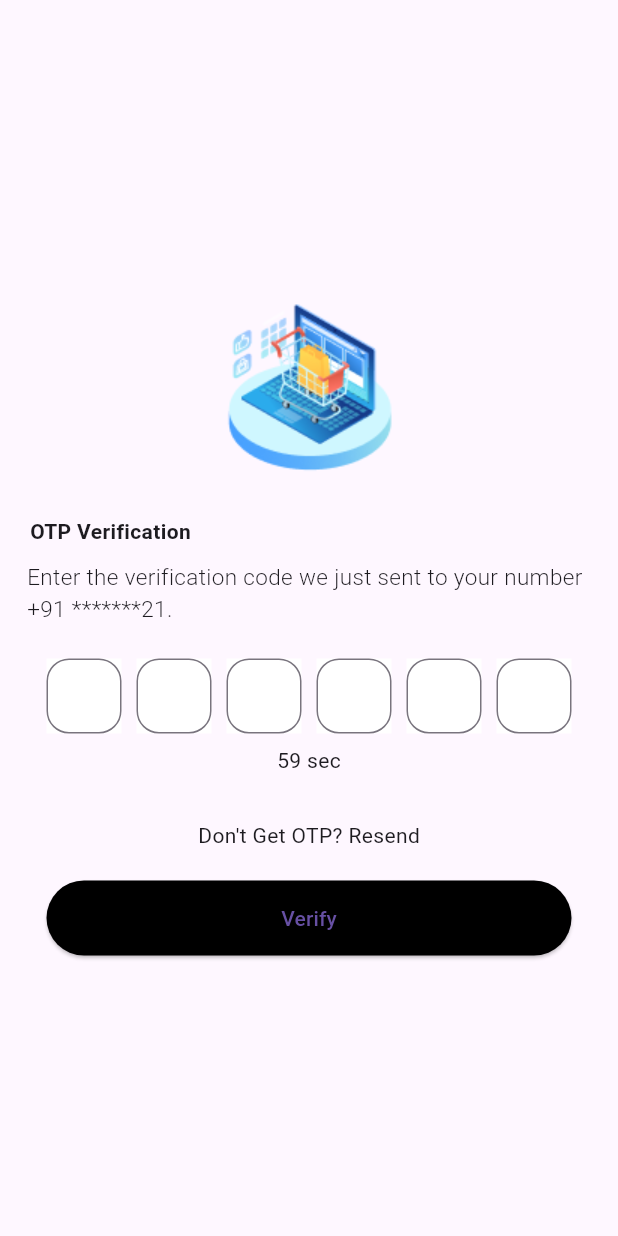
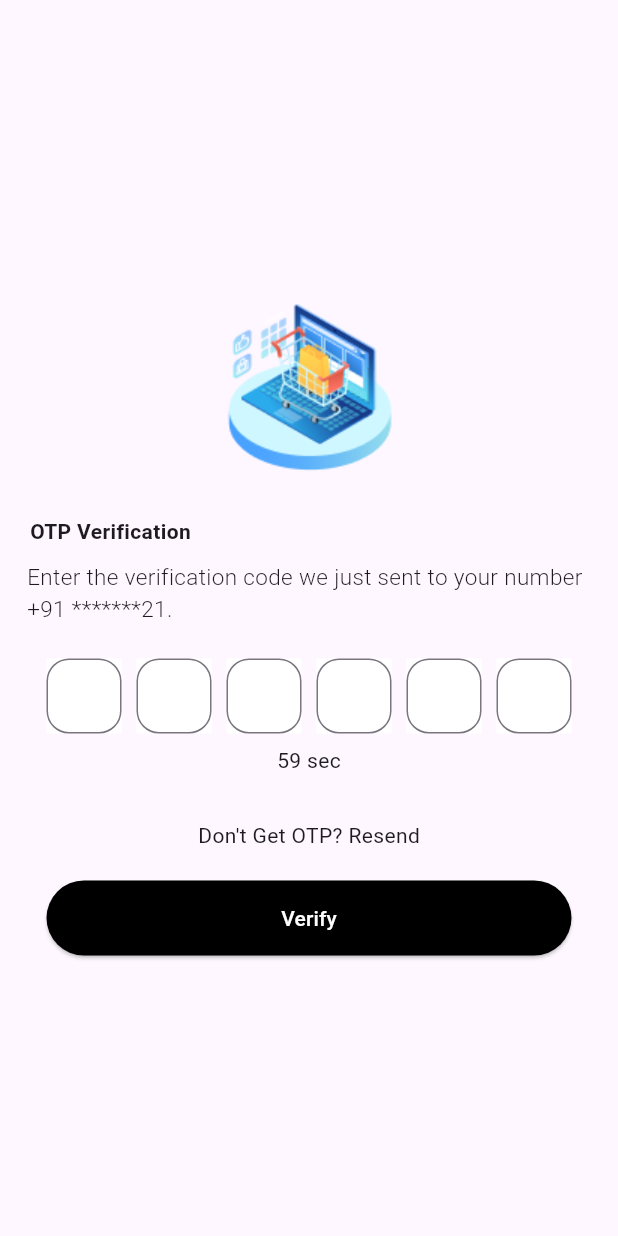
Before and after one commit to Justinkuruvila54/total_x_test, a Flutter app: the screen it shows after launch, after a tap on "Get OTP", on a phone screen of 412 x 824 dp. Run offline on Flutter 3.47's test engine with Material 3 defaults, Android fonts, the light colour scheme and no system bars; our stand-ins replace cloud_firestore, firebase_core; accounts and stored records are empty.

Commit message:
final commit

```diff
--- a/lib/view/loginpage/loginscreen.dart
+++ b/lib/view/loginpage/loginscreen.dart
@@ -71,7 +71,10 @@ class Loginscreen extends StatelessWidget {
                                 builder: (context) => Otp_verificationscreen(),
                               ));
                         },
-                        child: Text("Get OTP")),
+                        child: Text(
+                          "Get OTP",
+                          style: TextStyle(color: Colors.white),
+                        )),
                   ))
                 ],
               )
--- a/lib/view/otp_verificationscreen/otp_verificationscreen.dart
+++ b/lib/view/otp_verificationscreen/otp_verificationscreen.dart
@@ -112,7 +112,10 @@ class Otp_verificationscreen extends StatelessWidget {
                                 builder: (context) => Homescreeen(),
                               ));
                         },
-                        child: Text("Verify")),
+                        child: Text(
+                          "Verify",
+                          style: TextStyle(color: Colors.white),
+                        )),
                   ))
                 ],
               )
```
